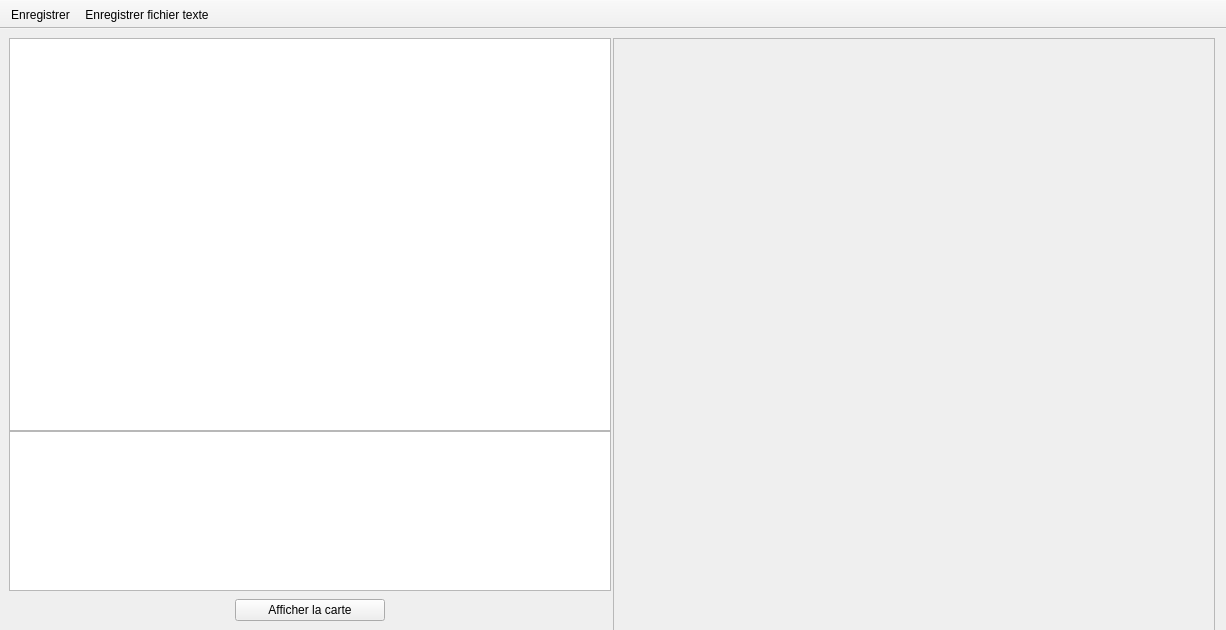
The window that src/interface/afficher.ui (mconsidine/previsat_archive) describes before a commit, drawn with Qt 5.
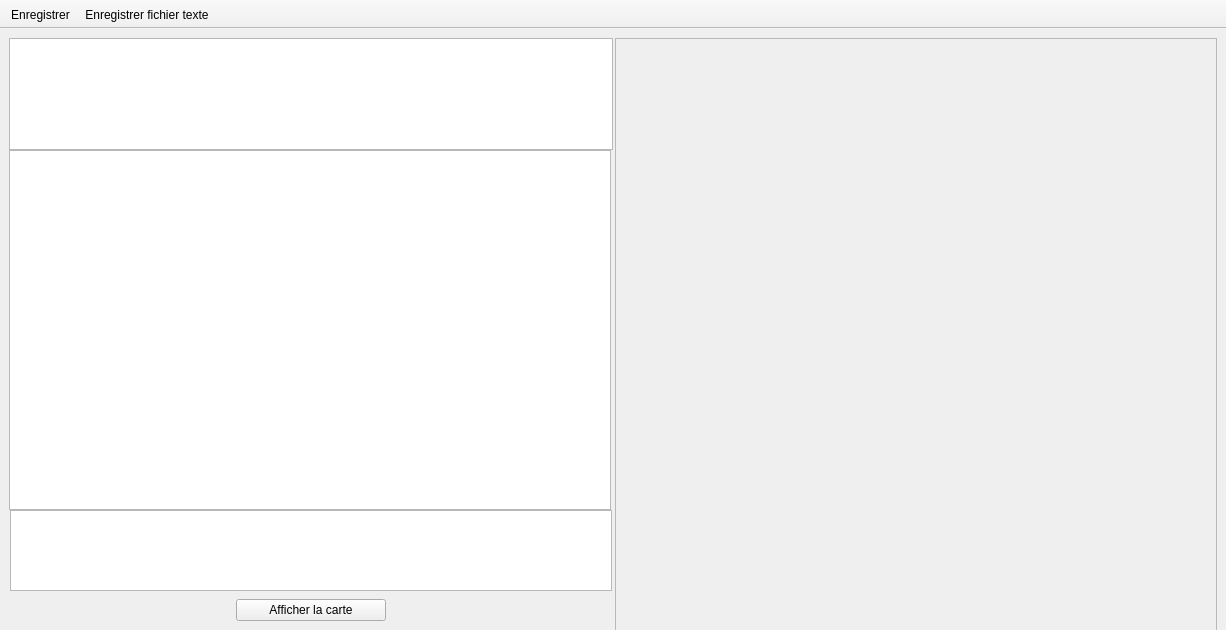
The same window after the commit. Icons and pictures are not drawn.

Diff of the .ui file:
```diff
--- a/src/interface/afficher.ui
+++ b/src/interface/afficher.ui
@@ -35,6 +35,19 @@
       <property name="spacing">
        <number>0</number>
       </property>
+      <item>
+       <widget class="QTextEdit" name="fichierTexte">
+        <property name="font">
+         <font>
+          <family>Courier New</family>
+          <pointsize>9</pointsize>
+         </font>
+        </property>
+        <property name="readOnly">
+         <bool>true</bool>
+        </property>
+       </widget>
+      </item>
       <item>
        <widget class="QTableWidget" name="resultatsPrevisions">
         <property name="minimumSize">
```
